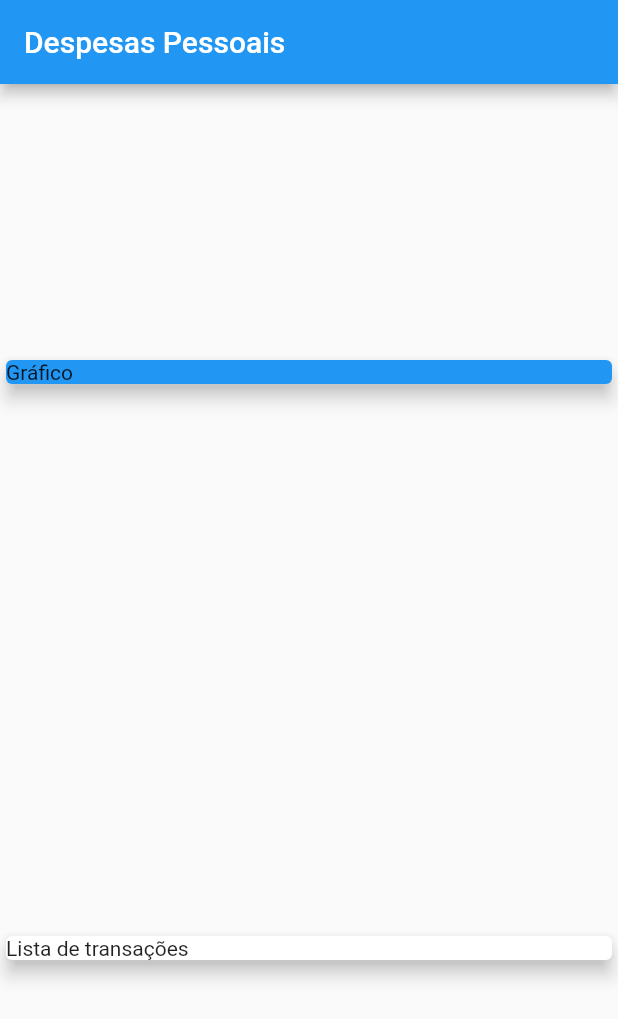
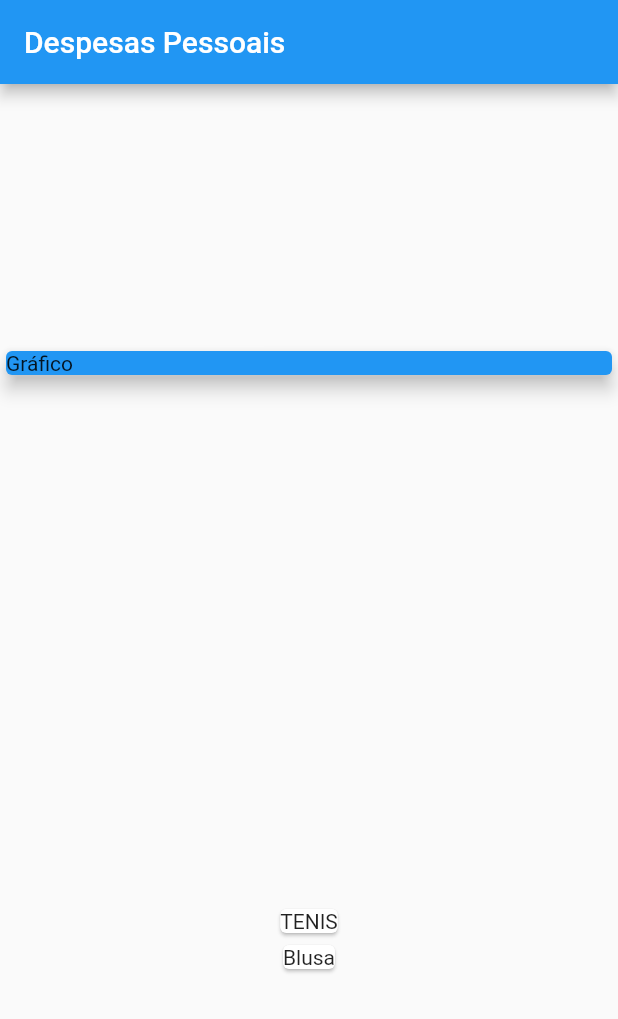
Before and after one commit to guilhermeoliveirac/App_despesas, a Flutter app: the screen it shows after launch, on a phone screen of 412 x 824 dp. Shown: the top 1019 px of the screen. Run offline on Flutter 3.47's test engine with Material 2 defaults, Android fonts, the phone set to English and light mode, and no system bars.

Commit message:
realizando o mapeamento entre objetos não visuais para elementos visuais com MAP

```diff
--- a/lib/main.dart
+++ b/lib/main.dart
@@ -20,7 +20,6 @@ class MyHomePage extends StatelessWidget {
     Transaction(identidade: 't1', data: DateTime.now(), value: 300.90, title: 'TENIS'),
     Transaction(identidade: 't2', data: DateTime.now(), value: 230, title: 'Blusa'),
   ];
-  //const MyHomePage({super.key});
 
 
 
@@ -43,8 +42,12 @@ class MyHomePage extends StatelessWidget {
               elevation: 5,
             ),
           ),
-          Card(child: Text('Lista de transações '),
-          elevation: 5,)
+          Column(children: _transactions.map((tr){
+            return Card(
+              child: Text(tr.title),
+            );
+          }).toList(),
+          )
         ],
       )
     );
```
